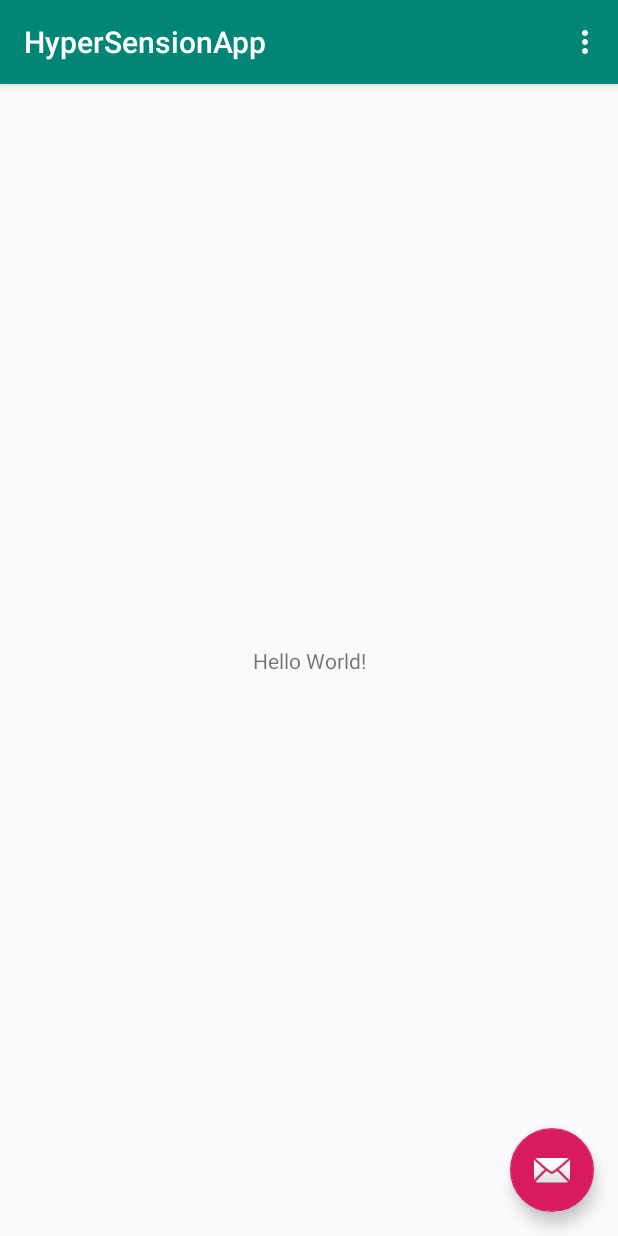
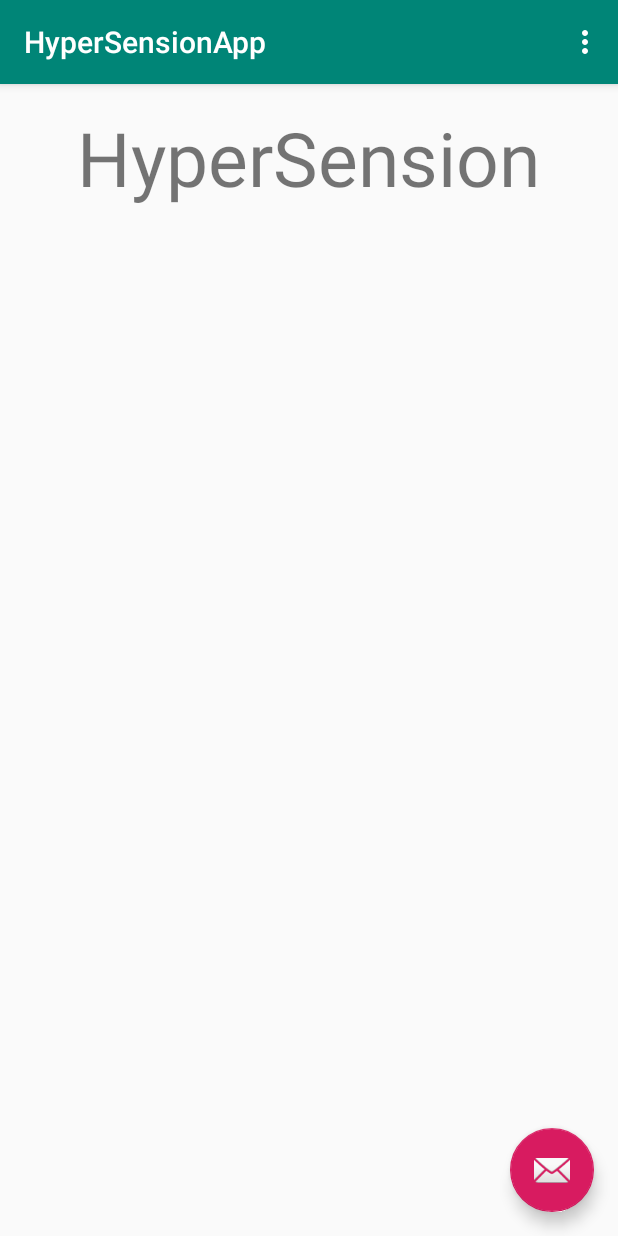
Before and after one commit to andreash97/HyperSensionApp, an Android app: the screen it shows after launch (MainActivity), on a phone screen of 412 x 824 dp. Run offline under Robolectric (Android 15) with nearby library versions, the phone set to English and light mode, and no system bars.

Commit message:
we out here bois

```diff
--- a/app/src/main/res/layout/content_main.xml
+++ b/app/src/main/res/layout/content_main.xml
@@ -10,12 +10,13 @@
         tools:context=".MainActivity">
 
     <TextView
-            android:layout_width="wrap_content"
-            android:layout_height="wrap_content"
-            android:text="Hello World!"
-            app:layout_constraintBottom_toBottomOf="parent"
-            app:layout_constraintLeft_toLeftOf="parent"
-            app:layout_constraintRight_toRightOf="parent"
-            app:layout_constraintTop_toTopOf="parent"/>
+            android:layout_width="309dp"
+            android:layout_height="86dp"
+            android:text="HyperSension"
+            app:layout_constraintStart_toStartOf="parent"
+            android:layout_marginLeft="8dp" android:layout_marginStart="8dp"
+            android:layout_marginTop="15dp"
+            app:layout_constraintTop_toTopOf="parent" android:textSize="50sp" app:layout_constraintEnd_toEndOf="parent"
+            android:layout_marginEnd="8dp" android:layout_marginRight="8dp"/>
 
 </android.support.constraint.ConstraintLayout>
```
